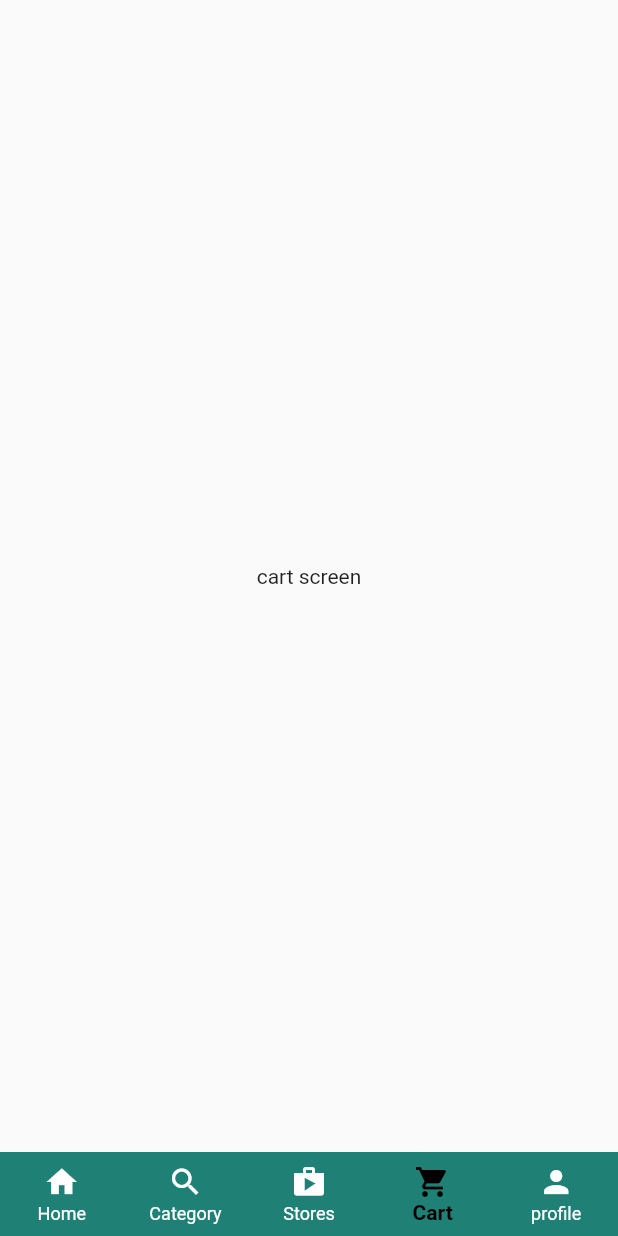
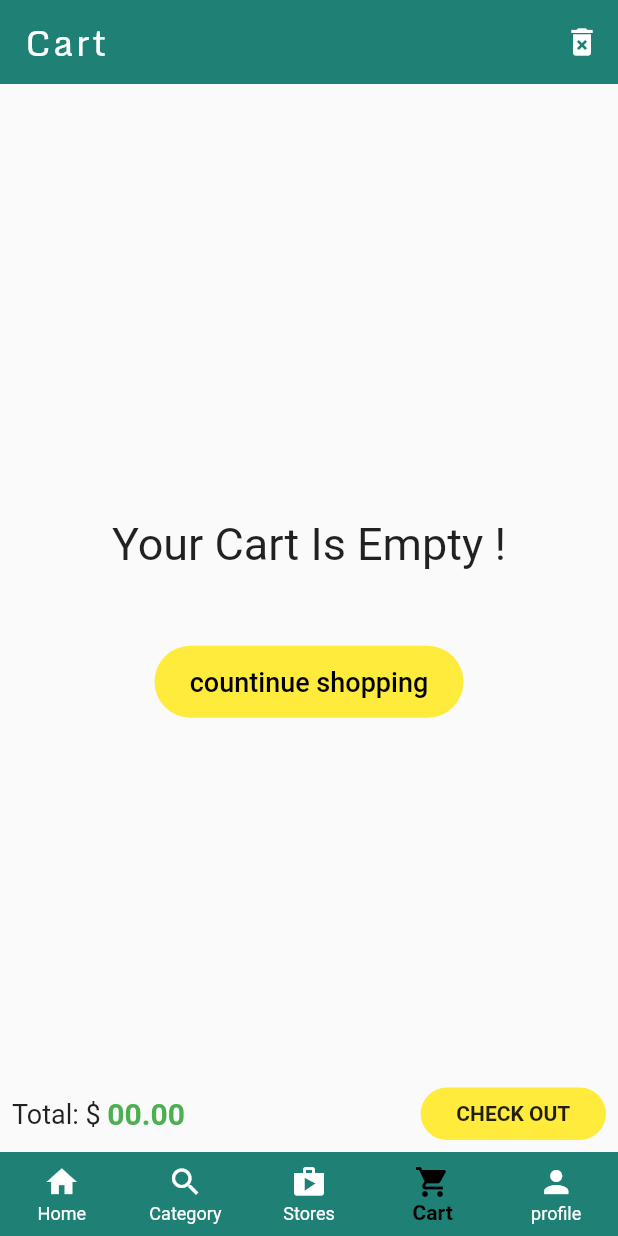
Before and after one commit to quocanh0712/final_techex_app, a Flutter app: the screen it shows after launch, item 4 of the bottom bar chosen, on a phone screen of 412 x 824 dp. Run offline on Flutter 3.47's test engine with Material 2 defaults, Android fonts, the light colour scheme and no system bars.

Commit message:
custom cart screen view and set navigate for the button

```diff
--- /dev/null
+++ b/lib/main_screens/cart.dart
@@ -0,0 +1,90 @@
+import 'package:final_techex_app/main_screens/customer_home.dart';
+import 'package:final_techex_app/widgets/appbar_widgets.dart';
+import 'package:flutter/material.dart';
+
+class CartScreen extends StatefulWidget {
+  const CartScreen({Key? key}) : super(key: key);
+
+  @override
+  State<CartScreen> createState() => _CartScreenState();
+}
+
+class _CartScreenState extends State<CartScreen> {
+  @override
+  Widget build(BuildContext context) {
+    return Scaffold(
+      appBar: AppBar(
+        elevation: 0,
+        backgroundColor: Color.fromARGB(255, 31, 129, 117),
+        title: const AppBarTitle(title: 'Cart'),
+        actions: [
+          IconButton(
+              onPressed: () {},
+              icon: const Icon(Icons.delete_forever, color: Colors.white))
+        ],
+      ),
+      body: Center(
+        child: Column(
+          mainAxisAlignment: MainAxisAlignment.center,
+          children: [
+            const Text(
+              'Your Cart Is Empty !',
+              style: TextStyle(fontSize: 30),
+            ),
+            const SizedBox(height: 50),
+            Material(
+              color: Colors.yellow,
+              borderRadius: BorderRadius.circular(25),
+              child: MaterialButton(
+                minWidth: MediaQuery.of(context).size.width * 0.5,
+                onPressed: () {
+                  Navigator.pushReplacement(
+                      context,
+                      MaterialPageRoute(
+                          builder: (context) => CustomerHomeScreen()));
+                },
+                child: const Text('countinue shopping',
+                    style: TextStyle(fontSize: 18, color: Colors.black)),
+              ),
+            ),
+          ],
+        ),
+      ),
+      bottomSheet: Padding(
+        padding: const EdgeInsets.all(8.0),
+        child: Row(
+          mainAxisAlignment: MainAxisAlignment.spaceBetween,
+          children: [
+            Row(
+              children: const [
+                Text(
+                  'Total: \$ ',
+                  style: TextStyle(fontSize: 18),
+                ),
+                Text(
+                  '00.00',
+                  style: TextStyle(
+                      fontSize: 20,
+                      fontWeight: FontWeight.bold,
+                      color: Colors.green),
+                ),
+              ],
+            ),
+            Container(
+              height: 35,
+              width: MediaQuery.of(context).size.width * 0.30,
+              decoration: BoxDecoration(
+                  color: Colors.yellow,
+                  borderRadius: BorderRadius.circular(25)),
+              child: MaterialButton(
+                onPressed: () {},
+                child: const Text('CHECK OUT',
+                    style: TextStyle(fontWeight: FontWeight.bold)),
+              ),
+            ),
+          ],
+        ),
+      ),
+    );
+  }
+}
--- a/lib/main_screens/customer_home.dart
+++ b/lib/main_screens/customer_home.dart
@@ -1,3 +1,4 @@
+import 'package:final_techex_app/main_screens/cart.dart';
 import 'package:final_techex_app/main_screens/category.dart';
 import 'package:final_techex_app/main_screens/stores.dart';
 import 'package:flutter/material.dart';
@@ -17,7 +18,7 @@ class _CustomerHomeScreenState extends State<CustomerHomeScreen> {
     HomeScreen(),
     CategoryScreen(),
     StoresScreen(),
-    Center(child: Text('cart screen')),
+    CartScreen(),
     Center(child: Text('profile screen')),
   ];
   @override
```
